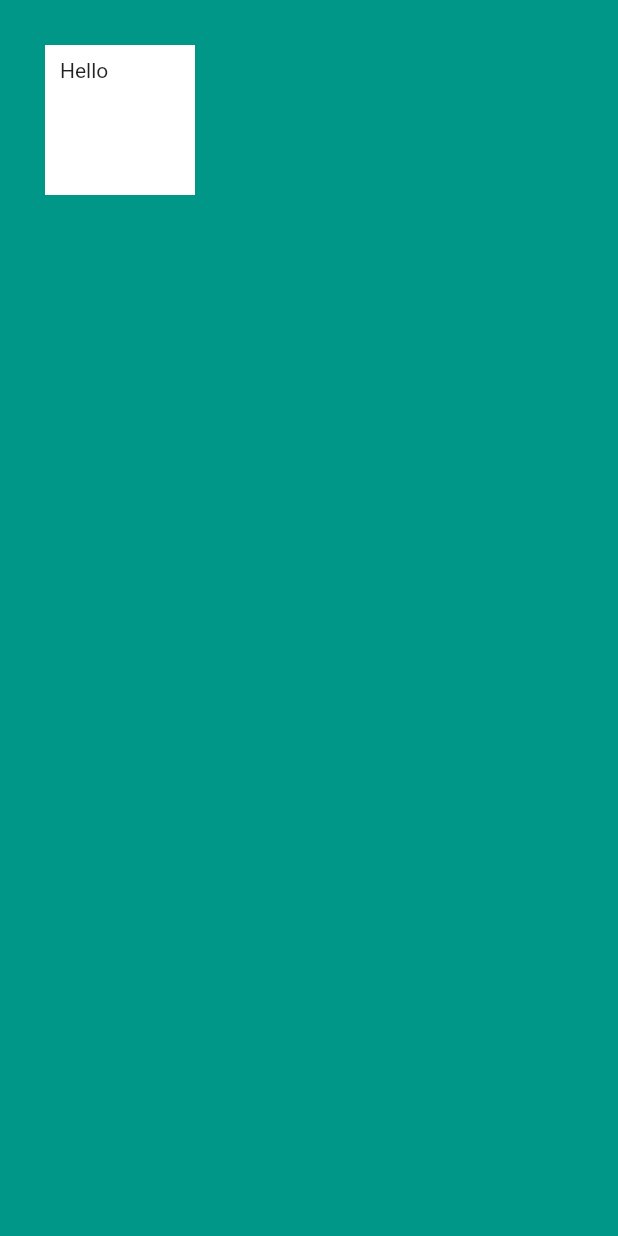
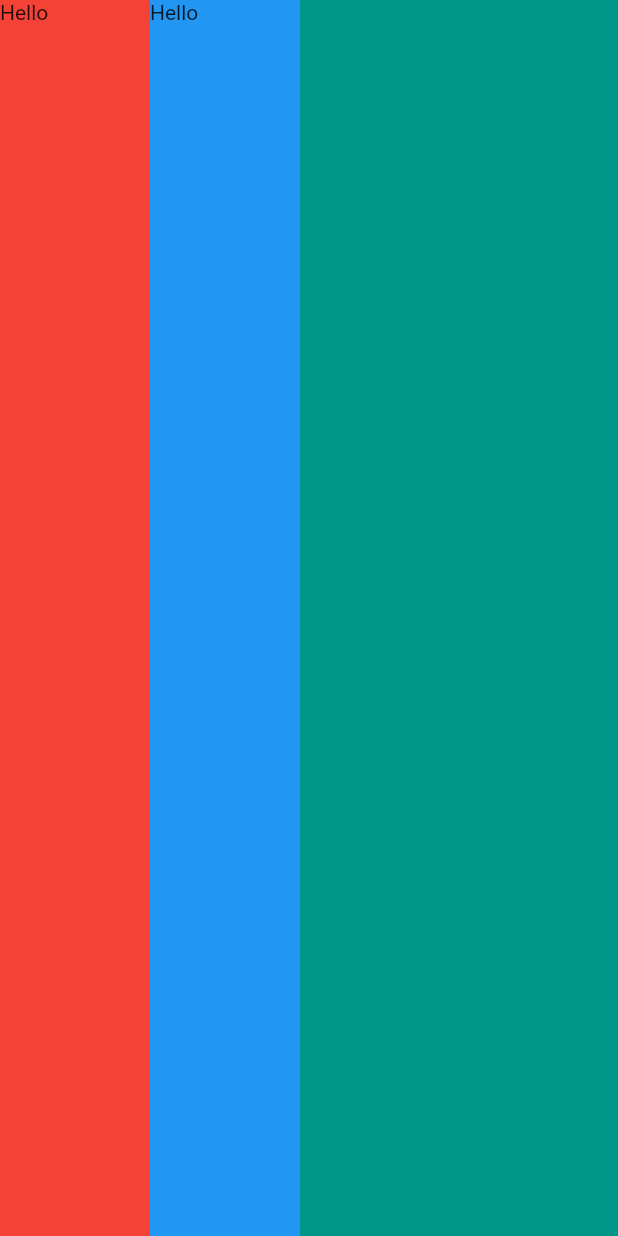
Before and after one commit to NyawiraMuturi/MyCard, a Flutter app: the screen it shows after launch, on a phone screen of 412 x 824 dp. Run offline on Flutter 3.47's test engine with Material 2 defaults, Android fonts, the phone set to English and light mode, and no system bars.

Commit message:
Add 2 rows

```diff
--- a/lib/main.dart
+++ b/lib/main.dart
@@ -11,14 +11,21 @@ class MyApp extends StatelessWidget {
       home: Scaffold(
         backgroundColor: Colors.teal,
         body: SafeArea(
-          child: Container(
-            color: Colors.white,
-            child: Text('Hello'),
-            height: 100.0,
-            width: 100.0,
-            margin: EdgeInsets.all(30.0),
-            padding: EdgeInsets.fromLTRB(10.0, 9.1, 10.0, 9.1),
-          ),
+          child: Row(
+            crossAxisAlignment: CrossAxisAlignment.stretch,
+            children: <Widget>[
+              Container(
+                color: Colors.red,
+                child: Text('Hello'),
+                width: 100.0,
+              ),
+              Container(
+                color: Colors.blue,
+                child: Text('Hello'),
+                width: 100.0,
+              ),
+            ],
+          )
         ),
       ),
     );
```
